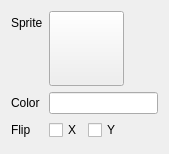
Above: Editor/src/UI/Widgets/ComponentsUI/RZESpriteRendererComponentUI.ui from Pikachuxxxx/Razix before the change. Below: the same form after it.
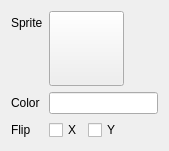
That is the form after the change.

```diff
--- a/Editor/src/UI/Widgets/ComponentsUI/RZESpriteRendererComponentUI.ui
+++ b/Editor/src/UI/Widgets/ComponentsUI/RZESpriteRendererComponentUI.ui
@@ -7,7 +7,7 @@
     <x>0</x>
     <y>0</y>
     <width>169</width>
-    <height>154</height>
+    <height>148</height>
    </rect>
   </property>
   <property name="windowTitle">
```
